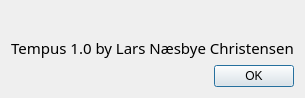
Qt form aboutdialog.ui (larsnaesbye/tempus) before a commit.
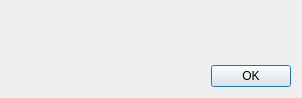
The same form after that commit.

Commit message: aboutbox label fix

What changed in the file:
```diff
--- a/aboutdialog.ui
+++ b/aboutdialog.ui
@@ -21,14 +21,14 @@
     <widget class="QLabel" name="label">
      <property name="font">
       <font>
-       <family>Ubuntu Mono</family>
-       <pointsize>11</pointsize>
-       <weight>50</weight>
-       <bold>false</bold>
+       <family>Ubuntu</family>
+       <pointsize>10</pointsize>
+       <weight>75</weight>
+       <bold>true</bold>
       </font>
      </property>
      <property name="text">
-      <string>Tempus 1.0 by Lars Næsbye Christensen</string>
+      <string/>
      </property>
      <property name="alignment">
       <set>Qt::AlignBottom|Qt::AlignHCenter</set>
```
The commit also changes 1 other file.
